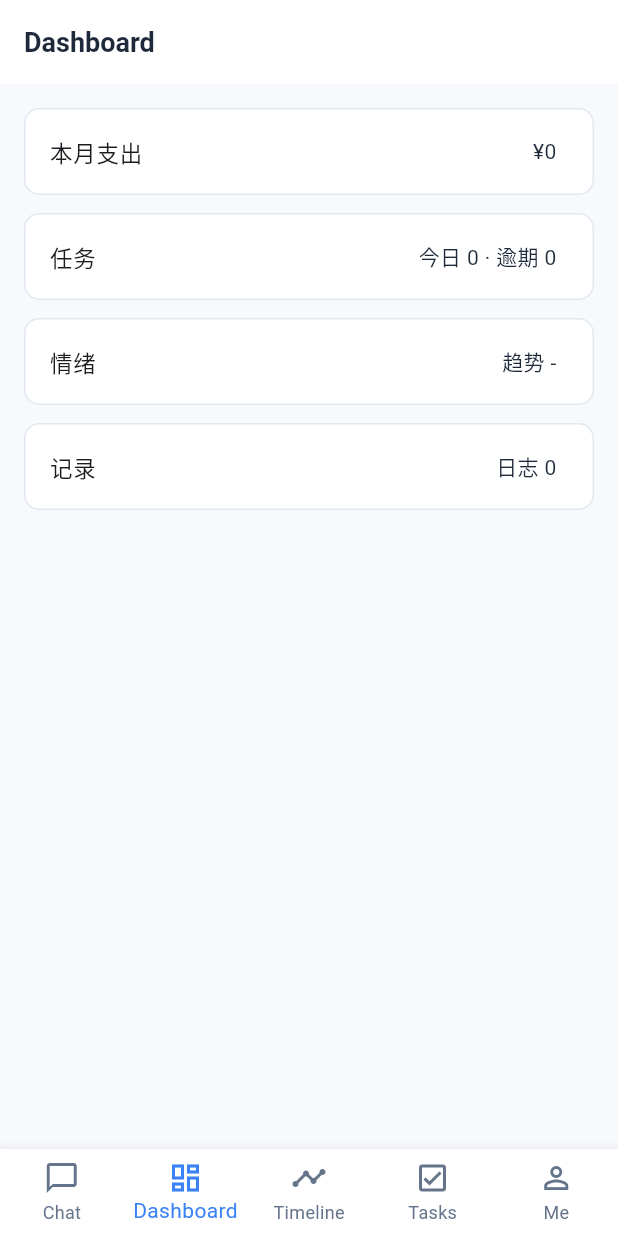
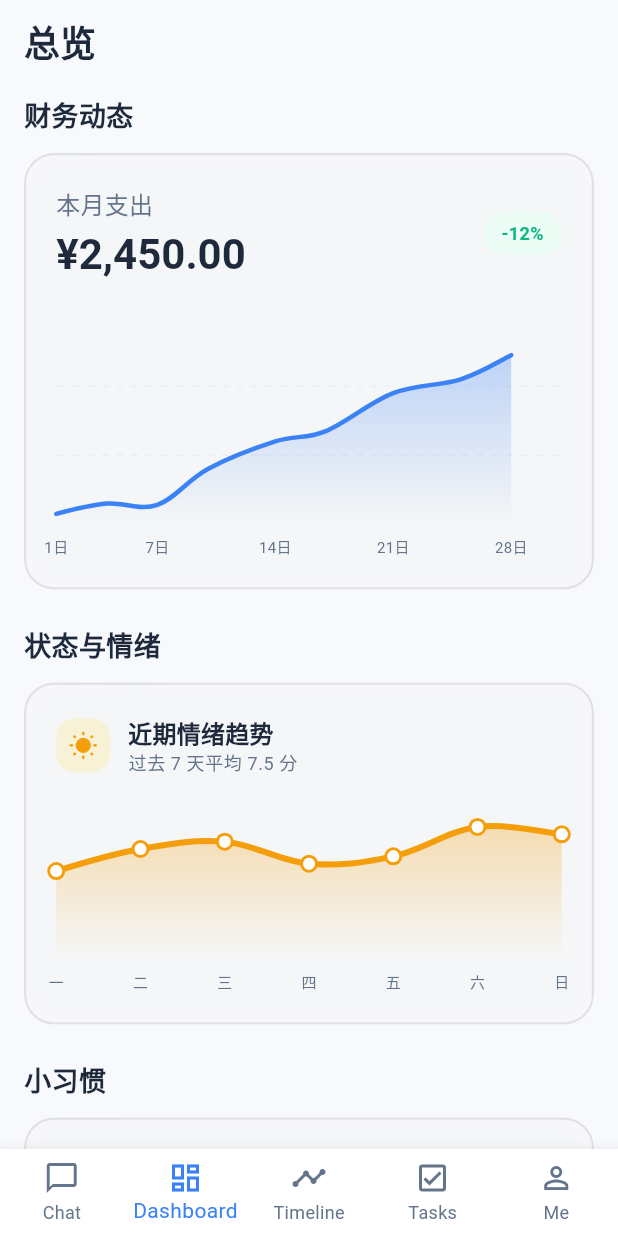
Before and after one commit to xfrrn/SoloHandle, a Flutter app: the DashboardScreen screen opened by its route, on a phone screen of 412 x 824 dp. Run offline on Flutter 3.47's test engine with Material 3 defaults, Android fonts, the phone set to English and light mode, and no system bars; drawn by our look-alikes of fl_chart; our stand-ins replace dio, flutter_riverpod, go_router, image_picker, shared_preferences; accounts and stored records are empty; network calls fail.

Commit message:
feat: Implement dashboard with Mood Trend, Task Streak, and Finance Chart cards, utilizing a new GlassCard widget.

```diff
--- a/apps/mobile/lib/features/dashboard/dashboard_screen.dart
+++ b/apps/mobile/lib/features/dashboard/dashboard_screen.dart
@@ -1,69 +1,105 @@
 import "package:flutter/material.dart";
-import "package:go_router/go_router.dart";
 
 import "../../core/constants.dart";
+import "widgets/finance_chart_card.dart";
+import "widgets/mood_trend_card.dart";
+import "widgets/task_streak_card.dart";
 
-class DashboardScreen extends StatelessWidget {
+class DashboardScreen extends StatefulWidget {
   const DashboardScreen({super.key});
+
+  @override
+  State<DashboardScreen> createState() => _DashboardScreenState();
+}
+
+class _DashboardScreenState extends State<DashboardScreen>
+    with SingleTickerProviderStateMixin {
+  late AnimationController _controller;
+  late Animation<double> _fadeAnimation;
+  late Animation<Offset> _slideAnimation;
+
+  @override
+  void initState() {
+    super.initState();
+    _controller = AnimationController(
+      vsync: this,
+      duration: const Duration(milliseconds: 800),
+    );
+    _fadeAnimation = Tween<double>(begin: 0.0, end: 1.0).animate(
+      CurvedAnimation(parent: _controller, curve: Curves.easeOut),
+    );
+    _slideAnimation = Tween<Offset>(
+            begin: const Offset(0.0, 0.1), end: Offset.zero)
+        .animate(CurvedAnimation(parent: _controller, curve: Curves.easeOut));
+
+    _controller.forward();
+  }
+
+  @override
+  void dispose() {
+    _controller.dispose();
+    super.dispose();
+  }
 
   @override
   Widget build(BuildContext context) {
     return Scaffold(
-      appBar: AppBar(title: const Text("Dashboard")),
-      body: ListView(
-        padding: const EdgeInsets.all(16),
-        children: [
-          _InsightTile(
-            title: "本月支出",
-            value: "¥0",
-            onTap: () => _jumpToChat(context, "给我本月支出统计"),
+      backgroundColor: AppColors.background,
+      appBar: AppBar(
+        title: Text(
+          "总览",
+          style: Theme.of(context).textTheme.headlineSmall?.copyWith(
+                fontWeight: FontWeight.bold,
+                color: AppColors.textPrimary,
               ),
-          _InsightTile(
-            title: "任务",
-            value: "今日 0 · 逾期 0",
-            onTap: () => _jumpToChat(context, "我今天有什么任务"),
         ),
-          _InsightTile(
-            title: "情绪",
-            value: "趋势 -",
-            onTap: () => _jumpToChat(context, "我最近7天情绪趋势"),
+        backgroundColor: Colors.transparent,
+        elevation: 0,
+        centerTitle: false,
       ),
-          _InsightTile(
-            title: "记录",
-            value: "日志 0",
-            onTap: () => _jumpToChat(context, "给我最近的记录"),
+      body: FadeTransition(
+        opacity: _fadeAnimation,
+        child: SlideTransition(
+          position: _slideAnimation,
+          child: ListView(
+            padding: const EdgeInsets.symmetric(horizontal: AppSpacing.md, vertical: 8),
+            children: const [
+              Text(
+                '财务动态',
+                style: TextStyle(
+                  fontSize: 18,
+                  fontWeight: FontWeight.bold,
+                  color: AppColors.textPrimary,
                 ),
+              ),
+              SizedBox(height: 12),
+              FinanceChartCard(),
+              SizedBox(height: 24),
+              Text(
+                '状态与情绪',
+                style: TextStyle(
+                  fontSize: 18,
+                  fontWeight: FontWeight.bold,
+                  color: AppColors.textPrimary,
+                ),
+              ),
+              SizedBox(height: 12),
+              MoodTrendCard(),
+              SizedBox(height: 24),
+              Text(
+                '小习惯',
+                style: TextStyle(
+                  fontSize: 18,
+                  fontWeight: FontWeight.bold,
+                  color: AppColors.textPrimary,
+                ),
+              ),
+              SizedBox(height: 12),
+              TaskStreakCard(),
+              SizedBox(height: 40),
             ],
           ),
-    );
-  }
-
-  void _jumpToChat(BuildContext context, String text) {
-    context.go("/chat", extra: {"prefill": text});
-  }
-}
-
-class _InsightTile extends StatelessWidget {
-  const _InsightTile(
-      {required this.title, required this.value, required this.onTap});
-
-  final String title;
-  final String value;
-  final VoidCallback onTap;
-
-  @override
-  Widget build(BuildContext context) {
-    return Container(
-      margin: const EdgeInsets.only(bottom: 12),
-      decoration: BoxDecoration(
-        color: AppColors.surface,
-        borderRadius: BorderRadius.circular(10),
-        border: Border.all(color: AppColors.divider),
         ),
-      child: ListTile(
-        title: Text(title),
-        trailing: Text(value, style: Theme.of(context).textTheme.bodyMedium),
-        onTap: onTap,
       ),
     );
   }
--- /dev/null
+++ b/apps/mobile/lib/features/dashboard/widgets/finance_chart_card.dart
@@ -0,0 +1,156 @@
+import 'package:flutter/material.dart';
+import 'package:fl_chart/fl_chart.dart';
+import '../../../core/constants.dart';
+import '../../../shared/widgets/glass_card.dart';
+
+class FinanceChartCard extends StatelessWidget {
+  const FinanceChartCard({super.key});
+
+  @override
+  Widget build(BuildContext context) {
+    return GlassCard(
+      child: Column(
+        crossAxisAlignment: CrossAxisAlignment.start,
+        children: [
+          Row(
+            mainAxisAlignment: MainAxisAlignment.spaceBetween,
+            children: [
+              Column(
+                crossAxisAlignment: CrossAxisAlignment.start,
+                children: [
+                  Text(
+                    '本月支出',
+                    style: Theme.of(context).textTheme.titleMedium?.copyWith(
+                          color: AppColors.textSecondary,
+                          fontWeight: FontWeight.w500,
+                        ),
+                  ),
+                  const SizedBox(height: 4),
+                  Text(
+                    '¥2,450.00',
+                    style: Theme.of(context).textTheme.headlineMedium?.copyWith(
+                          color: AppColors.textPrimary,
+                          fontWeight: FontWeight.bold,
+                        ),
+                  ),
+                ],
+              ),
+              Container(
+                padding: const EdgeInsets.symmetric(horizontal: 12, vertical: 6),
+                decoration: BoxDecoration(
+                  color: AppColors.successLight,
+                  borderRadius: BorderRadius.circular(20),
+                ),
+                child: const Text(
+                  '-12%',
+                  style: TextStyle(
+                    color: AppColors.success,
+                    fontWeight: FontWeight.bold,
+                    fontSize: 12,
+                  ),
+                ),
+              ),
+            ],
+          ),
+          const SizedBox(height: 24),
+          SizedBox(
+            height: 160,
+            child: LineChart(
+              LineChartData(
+                gridData: FlGridData(
+                  show: true,
+                  drawVerticalLine: false,
+                  horizontalInterval: 1000,
+                  getDrawingHorizontalLine: (value) {
+                    return FlLine(
+                      color: AppColors.divider.withOpacity(0.5),
+                      strokeWidth: 1,
+                      dashArray: [5, 5],
+                    );
+                  },
+                ),
+                titlesData: FlTitlesData(
+                  show: true,
+                  rightTitles: const AxisTitles(sideTitles: SideTitles(showTitles: false)),
+                  topTitles: const AxisTitles(sideTitles: SideTitles(showTitles: false)),
+                  bottomTitles: AxisTitles(
+                    sideTitles: SideTitles(
+                      showTitles: true,
+                      reservedSize: 22,
+                      interval: 1,
+                      getTitlesWidget: (value, meta) {
+                        const style = TextStyle(
+                          color: AppColors.textSecondary,
+                          fontSize: 10,
+                        );
+                        String text = '';
+                        switch (value.toInt()) {
+                          case 1:
+                            text = '1日';
+                            break;
+                          case 7:
+                            text = '7日';
+                            break;
+                          case 14:
+                            text = '14日';
+                            break;
+                          case 21:
+                            text = '21日';
+                            break;
+                          case 28:
+                            text = '28日';
+                            break;
+                        }
+                        return SideTitleWidget(
+                          meta: meta,
+                          child: Text(text, style: style),
+                        );
+                      },
+                    ),
+                  ),
+                  leftTitles: const AxisTitles(sideTitles: SideTitles(showTitles: false)),
+                ),
+                borderData: FlBorderData(show: false),
+                minX: 1,
+                maxX: 31,
+                minY: 0,
+                maxY: 3000,
+                lineBarsData: [
+                  LineChartBarData(
+                    spots: const [
+                      FlSpot(1, 150),
+                      FlSpot(4, 300),
+                      FlSpot(7, 280),
+                      FlSpot(10, 800),
+                      FlSpot(14, 1200),
+                      FlSpot(17, 1350),
+                      FlSpot(21, 1900),
+                      FlSpot(25, 2100),
+                      FlSpot(28, 2450),
+                    ],
+                    isCurved: true,
+                    color: AppColors.accent,
+                    barWidth: 3,
+                    isStrokeCapRound: true,
+                    dotData: const FlDotData(show: false),
+                    belowBarData: BarAreaData(
+                      show: true,
+                      gradient: LinearGradient(
+                        begin: Alignment.topCenter,
+                        end: Alignment.bottomCenter,
+                        colors: [
+                          AppColors.accent.withOpacity(0.3),
+                          AppColors.accent.withOpacity(0.0),
+                        ],
+                      ),
+                    ),
+                  ),
+                ],
+              ),
+            ),
+          ),
+        ],
+      ),
+    );
+  }
+}
--- /dev/null
+++ b/apps/mobile/lib/features/dashboard/widgets/mood_trend_card.dart
@@ -0,0 +1,131 @@
+import 'package:flutter/material.dart';
+import 'package:fl_chart/fl_chart.dart';
+import '../../../core/constants.dart';
+import '../../../shared/widgets/glass_card.dart';
+
+class MoodTrendCard extends StatelessWidget {
+  const MoodTrendCard({super.key});
+
+  @override
+  Widget build(BuildContext context) {
+    return GlassCard(
+      child: Column(
+        crossAxisAlignment: CrossAxisAlignment.start,
+        children: [
+          Row(
+            children: [
+              Container(
+                padding: const EdgeInsets.all(8),
+                decoration: BoxDecoration(
+                  color: const Color(0xFFFDE68A).withOpacity(0.3), // Light warm yellow
+                  borderRadius: BorderRadius.circular(12),
+                ),
+                child: const Icon(Icons.wb_sunny_rounded, color: Color(0xFFF59E0B), size: 20),
+              ),
+              const SizedBox(width: 12),
+              Column(
+                crossAxisAlignment: CrossAxisAlignment.start,
+                children: [
+                  Text(
+                    '近期情绪趋势',
+                    style: Theme.of(context).textTheme.titleMedium?.copyWith(
+                          color: AppColors.textPrimary,
+                          fontWeight: FontWeight.w600,
+                        ),
+                  ),
+                  Text(
+                    '过去 7 天平均 7.5 分',
+                    style: Theme.of(context).textTheme.bodySmall?.copyWith(
+                          color: AppColors.textSecondary,
+                        ),
+                  ),
+                ],
+              ),
+            ],
+          ),
+          const SizedBox(height: 24),
+          SizedBox(
+            height: 120,
+            child: LineChart(
+              LineChartData(
+                gridData: const FlGridData(show: false),
+                titlesData: FlTitlesData(
+                  show: true,
+                  rightTitles: const AxisTitles(sideTitles: SideTitles(showTitles: false)),
+                  topTitles: const AxisTitles(sideTitles: SideTitles(showTitles: false)),
+                  leftTitles: const AxisTitles(sideTitles: SideTitles(showTitles: false)),
+                  bottomTitles: AxisTitles(
+                    sideTitles: SideTitles(
+                      showTitles: true,
+                      reservedSize: 22,
+                      interval: 1,
+                      getTitlesWidget: (value, meta) {
+                        const style = TextStyle(
+                          color: AppColors.textSecondary,
+                          fontSize: 10,
+                        );
+                        final days = ['一', '二', '三', '四', '五', '六', '日'];
+                        if (value >= 0 && value < days.length) {
+                          return SideTitleWidget(
+                            meta: meta,
+                            child: Text(days[value.toInt()], style: style),
+                          );
+                        }
+                        return const SizedBox.shrink();
+                      },
+                    ),
+                  ),
+                ),
+                borderData: FlBorderData(show: false),
+                minX: 0,
+                maxX: 6,
+                minY: 0,
+                maxY: 10,
+                lineBarsData: [
+                  LineChartBarData(
+                    spots: const [
+                      FlSpot(0, 6.0),
+                      FlSpot(1, 7.5),
+                      FlSpot(2, 8.0),
+                      FlSpot(3, 6.5),
+                      FlSpot(4, 7.0),
+                      FlSpot(5, 9.0),
+                      FlSpot(6, 8.5),
+                    ],
+                    isCurved: true,
+                    curveSmoothness: 0.35,
+                    color: const Color(0xFFF59E0B), // Warm yellow/orange
+                    barWidth: 4,
+                    isStrokeCapRound: true,
+                    dotData: FlDotData(
+                      show: true,
+                      getDotPainter: (spot, percent, barData, index) {
+                        return FlDotCirclePainter(
+                          radius: 4,
+                          color: AppColors.surface,
+                          strokeWidth: 2,
+                          strokeColor: const Color(0xFFF59E0B),
+                        );
+                      },
+                    ),
+                    belowBarData: BarAreaData(
+                      show: true,
+                      gradient: LinearGradient(
+                        begin: Alignment.topCenter,
+                        end: Alignment.bottomCenter,
+                        colors: [
+                          const Color(0xFFF59E0B).withOpacity(0.3),
+                          const Color(0xFFF59E0B).withOpacity(0.0),
+                        ],
+                      ),
+                    ),
+                  ),
+                ],
+              ),
+            ),
+          ),
+        ],
+      ),
+    );
+  }
+}
--- /dev/null
+++ b/apps/mobile/lib/features/dashboard/widgets/task_streak_card.dart
@@ -0,0 +1,111 @@
+import 'package:flutter/material.dart';
+import '../../../core/constants.dart';
+import '../../../shared/widgets/glass_card.dart';
+
+class TaskStreakCard extends StatelessWidget {
+  const TaskStreakCard({super.key});
+
+  @override
+  Widget build(BuildContext context) {
+    return GlassCard(
+      child: Column(
+        crossAxisAlignment: CrossAxisAlignment.start,
+        children: [
+          Row(
+            children: [
+              Container(
+                padding: const EdgeInsets.all(8),
+                decoration: BoxDecoration(
+                  color: AppColors.successLight, // Light green
+                  borderRadius: BorderRadius.circular(12),
+                ),
+                child: const Icon(Icons.check_circle_outline, color: AppColors.success, size: 20),
+              ),
+              const SizedBox(width: 12),
+              Column(
+                crossAxisAlignment: CrossAxisAlignment.start,
+                children: [
+                  Text(
+                    '打卡与习惯',
+                    style: Theme.of(context).textTheme.titleMedium?.copyWith(
+                          color: AppColors.textPrimary,
+                          fontWeight: FontWeight.w600,
+                        ),
+                  ),
+                  Text(
+                    '今天已完成 3 个任务',
+                    style: Theme.of(context).textTheme.bodySmall?.copyWith(
+                          color: AppColors.textSecondary,
+                        ),
+                  ),
+                ],
+              ),
+            ],
+          ),
+          const SizedBox(height: 24),
+          Row(
+            mainAxisAlignment: MainAxisAlignment.spaceAround,
+            children: [
+              _buildStreakCircle(context, label: '阅读', days: 12, progress: 0.8),
+              _buildStreakCircle(context, label: '运动', days: 5, progress: 0.5),
+              _buildStreakCircle(context, label: '冥想', days: 2, progress: 0.2),
+            ],
+          )
+        ],
+      ),
+    );
+  }
+
+  Widget _buildStreakCircle(BuildContext context, {required String label, required int days, required double progress}) {
+    return Column(
+      children: [
+        SizedBox(
+          width: 70,
+          height: 70,
+          child: Stack(
+            fit: StackFit.expand,
+            children: [
+              CircularProgressIndicator(
+                value: progress,
+                strokeWidth: 6,
+                backgroundColor: AppColors.divider.withOpacity(0.5),
+                color: AppColors.success,
+                strokeCap: StrokeCap.round,
+              ),
+              Center(
+                child: Column(
+                  mainAxisSize: MainAxisSize.min,
+                  children: [
+                    Text(
+                      '$days',
+                      style: const TextStyle(
+                        fontWeight: FontWeight.bold,
+                        fontSize: 18,
+                        color: AppColors.textPrimary,
+                      ),
+                    ),
+                    const Text(
+                      '天',
+                      style: TextStyle(
+                        fontSize: 10,
+                        color: AppColors.textSecondary,
+                      ),
+                    ),
+                  ],
+                ),
+              ),
+            ],
+          ),
+        ),
+        const SizedBox(height: 12),
+        Text(
+          label,
+          style: const TextStyle(
+            fontWeight: FontWeight.w500,
+            color: AppColors.textPrimary,
+          ),
+        ),
+      ],
+    );
+  }
+}
--- /dev/null
+++ b/apps/mobile/lib/shared/widgets/glass_card.dart
@@ -0,0 +1,57 @@
+import 'dart:ui';
+import 'package:flutter/material.dart';
+
+class GlassCard extends StatelessWidget {
+  final Widget child;
+  final double? width;
+  final double? height;
+  final EdgeInsetsGeometry? padding;
+  final EdgeInsetsGeometry? margin;
+  final BorderRadiusGeometry? borderRadius;
+
+  const GlassCard({
+    super.key,
+    required this.child,
+    this.width,
+    this.height,
+    this.padding,
+    this.margin,
+    this.borderRadius,
+  });
+
+  @override
+  Widget build(BuildContext context) {
+    final defaultRadius = BorderRadius.circular(20);
+
+    return Container(
+      width: width,
+      height: height,
+      margin: margin,
+      child: ClipRRect(
+        borderRadius: borderRadius ?? defaultRadius,
+        child: BackdropFilter(
+          filter: ImageFilter.blur(sigmaX: 10, sigmaY: 10),
+          child: Container(
+            padding: padding ?? const EdgeInsets.all(20),
+            decoration: BoxDecoration(
+              color: Theme.of(context).colorScheme.surface.withOpacity(0.5),
+              borderRadius: borderRadius ?? defaultRadius,
+              border: Border.all(
+                color: Theme.of(context).colorScheme.onSurface.withOpacity(0.1),
+                width: 1.5,
+              ),
+              boxShadow: [
+                BoxShadow(
+                  color: Colors.black.withOpacity(0.05),
+                  blurRadius: 10,
+                  spreadRadius: 2,
+                )
+              ],
+            ),
+            child: child,
+          ),
+        ),
+      ),
+    );
+  }
+}
--- a/apps/mobile/pubspec.yaml
+++ b/apps/mobile/pubspec.yaml
@@ -17,6 +17,7 @@ dependencies:
   # Optional but nice for UI
   google_fonts: ^6.2.1
   image_picker: ^1.2.1
+  fl_chart: ^1.1.1
 
 dev_dependencies:
   flutter_test:
```
Lines whose indentation alone changed are shown as unchanged.
